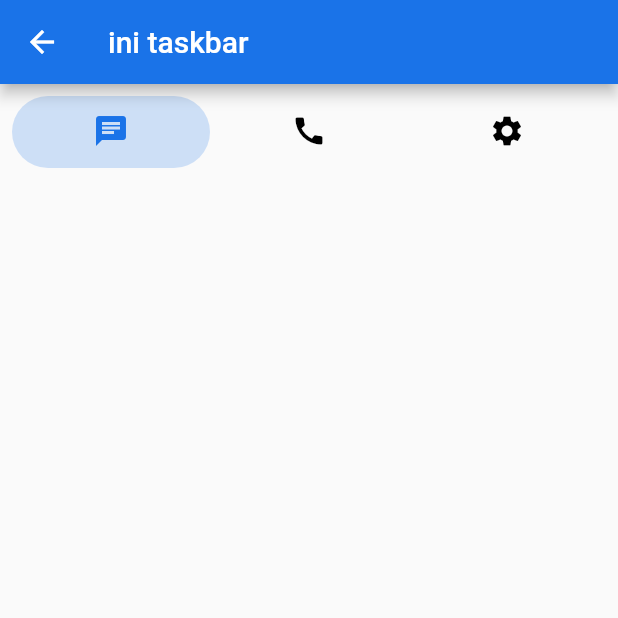
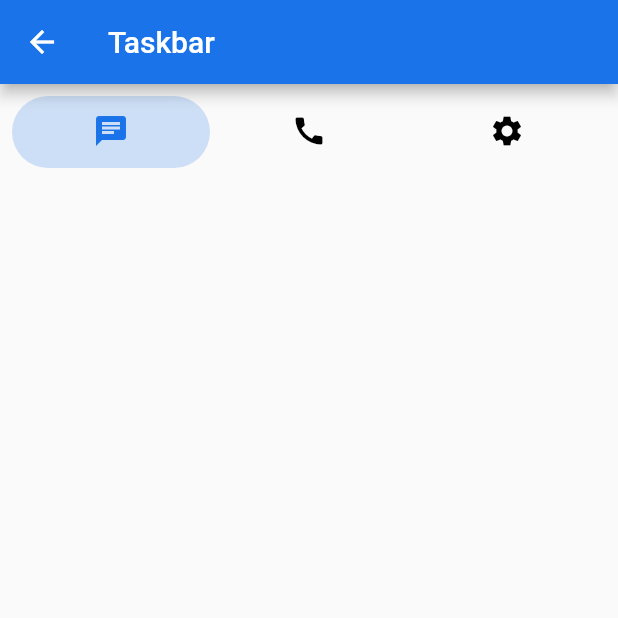
Before and after one commit to fidelcavell/hotel_pbp, a Flutter app: the HomeView screen opened directly, on a phone screen of 412 x 824 dp, the top half of it. Run offline on Flutter 3.47's test engine with Material 2 defaults, Android fonts, the phone set to English and light mode, and no system bars.

Commit message:
Added some fixes

```diff
--- a/lib/home_grid.dart
+++ b/lib/home_grid.dart
@@ -1,5 +1,4 @@
 import 'package:flutter/material.dart';
-// import 'package:flutter_staggered_grid_view/flutter_staggered_grid_view.dart';
 //import 'material_indicator_design.dart';
 
 class HomeGridView extends StatefulWidget {
@@ -11,9 +10,9 @@ class HomeGridView extends StatefulWidget {
 
 class _HomeGridViewState extends State<HomeGridView> {
   final int _cells = 12;
-  final double _containerSizeSmall = 110;
-  final double _containerSizeLarge = 250;
-  final double _padding = 8;
+  final double _containerSizeSmall = 170;
+  final double _containerheightSizeLarge = 250;
+  final double _containerWidthSizeLarge = 360;
   int _clicked = 0;
 
   final List<String> _imagePaths = [
@@ -33,27 +32,29 @@ class _HomeGridViewState extends State<HomeGridView> {
   @override
   Widget build(BuildContext context) {
     final Size size = MediaQuery.of(context).size;
-    return SingleChildScrollView(
-      child: Container(
+    return SafeArea(
+      child: SingleChildScrollView(
+        child: SizedBox(
           height: size.height,
-        width: 240,
+          width: 700,
           child: Wrap(
+            spacing: 5,
             children: List.generate(
               _cells,
               (col) => Padding(
-              padding: EdgeInsets.all(_padding),
+                padding: const EdgeInsets.only(left: 15),
                 child: GestureDetector(
                   onTap: () {
                     setState(() {
                       _clicked != col + 1 ? _clicked = col + 1 : _clicked = 0;
                     });
                   },
-                child: Container(
+                  child: SizedBox(
                     height: _clicked == col + 1
-                      ? _containerSizeLarge
+                        ? _containerheightSizeLarge
                         : _containerSizeSmall,
                     width: _clicked == col + 1
-                      ? _containerSizeLarge
+                        ? _containerWidthSizeLarge
                         : _containerSizeSmall,
                     child: _clicked == col + 1
                         ? Image.asset(
@@ -70,73 +71,6 @@ class _HomeGridViewState extends State<HomeGridView> {
             ),
           ),
         ),
-    );
-  }
-}
-
-class HomeView extends StatefulWidget {
-  const HomeView({Key? key}) : super(key: key);
-
-  @override
-  _HomeViewState createState() => _HomeViewState();
-}
-
-class _HomeViewState extends State<HomeView>
-    with SingleTickerProviderStateMixin {
-  late TabController _tabController;
-  final _selectedColor = Color(0xff1a73e8);
-  final _unselectedColor = Color(0xff5f6368);
-
-  final _iconTabs = [
-    Tab(icon: Icon(Icons.chat)),
-    Tab(icon: Icon(Icons.call)),
-    Tab(icon: Icon(Icons.settings)),
-  ];
-
-  @override
-  void initState() {
-    _tabController = TabController(length: 3, vsync: this);
-    super.initState();
-  }
-
-  @override
-  void dispose() {
-    super.dispose();
-    _tabController.dispose();
-  }
-
-  @override
-  Widget build(BuildContext) {
-    return Scaffold(
-      appBar: AppBar(
-        backgroundColor: _selectedColor,
-        title: Text("ini taskbar"),
-      ),
-      body: Padding(
-        padding: const EdgeInsets.all(8.0),
-        child: ListView(
-          children: [
-            TabBar(
-              controller: _tabController,
-              tabs: _iconTabs,
-              unselectedLabelColor: Colors.black,
-              labelColor: _selectedColor,
-              indicator: BoxDecoration(
-                borderRadius: BorderRadius.circular(80.0),
-                color: _selectedColor.withOpacity(0.2),
-              ),
-            ),
-          ]
-              .map((item) => Column(
-                    children: [
-                      item,
-                      Divider(
-                        color: Colors.transparent,
-                      )
-                    ],
-                  ))
-              .toList(),
-        ),
       ),
     );
   }
--- /dev/null
+++ b/lib/home_view.dart
@@ -0,0 +1,73 @@
+import 'package:flutter/material.dart';
+
+import 'package:hotel_pbp/home_grid.dart';
+
+class HomeView extends StatefulWidget {
+  const HomeView({Key? key}) : super(key: key);
+
+  @override
+  State<HomeView> createState() => _HomeViewState();
+}
+
+class _HomeViewState extends State<HomeView>
+    with SingleTickerProviderStateMixin {
+  late TabController _tabController;
+  final _selectedColor = const Color(0xff1a73e8);
+
+  final _iconTabs = const [
+    Tab(icon: Icon(Icons.chat)),
+    Tab(icon: Icon(Icons.call)),
+    Tab(icon: Icon(Icons.settings)),
+  ];
+
+  @override
+  void initState() {
+    _tabController = TabController(length: 3, vsync: this);
+    super.initState();
+  }
+
+  @override
+  void dispose() {
+    super.dispose();
+    _tabController.dispose();
+  }
+
+  @override
+  Widget build(buildContext) {
+    return Scaffold(
+      appBar: AppBar(
+        backgroundColor: _selectedColor,
+        title: const Text("Taskbar"),
+      ),
+      body: Padding(
+        padding: const EdgeInsets.all(8.0),
+        child: ListView(
+          children: [
+            TabBar(
+              controller: _tabController,
+              tabs: _iconTabs,
+              unselectedLabelColor: Colors.black,
+              labelColor: _selectedColor,
+              indicator: BoxDecoration(
+                borderRadius: BorderRadius.circular(80.0),
+                color: _selectedColor.withOpacity(0.2),
+              ),
+              onTap: (value) {
+
+              },
+            ),
+          ]
+              .map((item) => Column(
+                    children: [
+                      item,
+                      const Divider(
+                        color: Colors.transparent,
+                      )
+                    ],
+                  ))
+              .toList(),
+        ),
+      ),
+    );
+  }
+}
```
Also changed, not shown: lib/login_view.dart (+4 -14 lines). Lines whose indentation alone changed are shown as unchanged.
